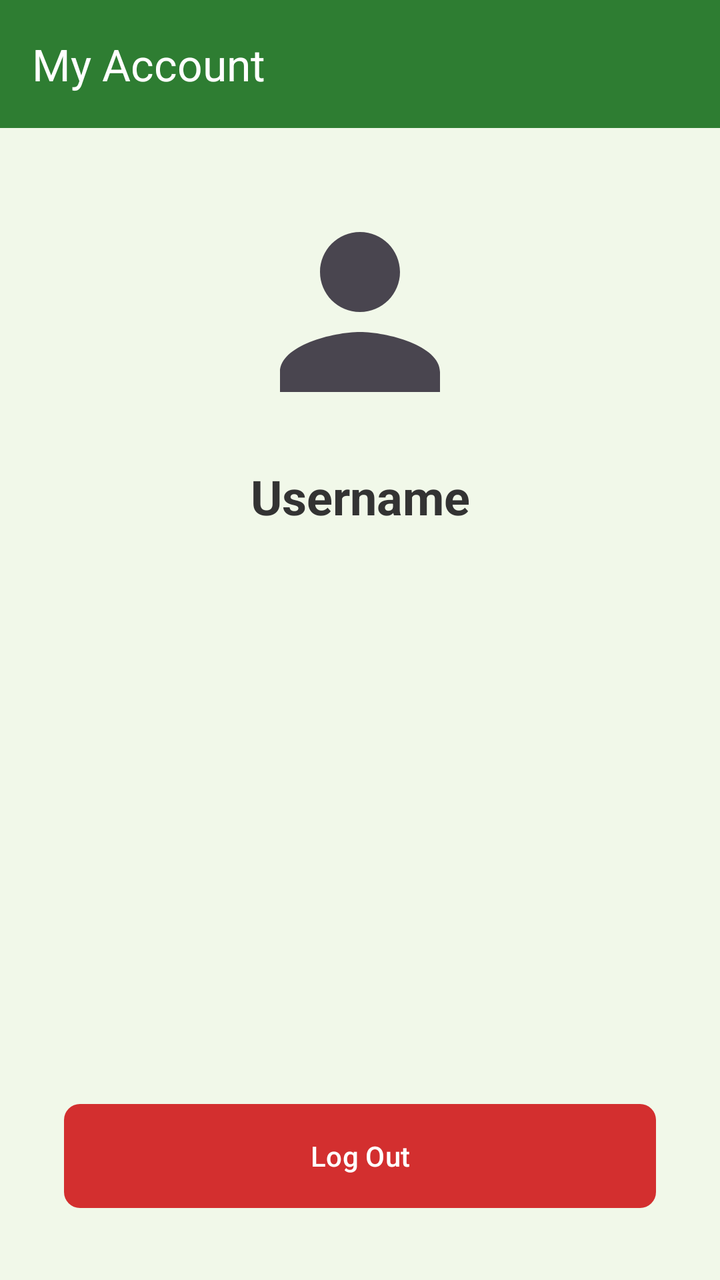
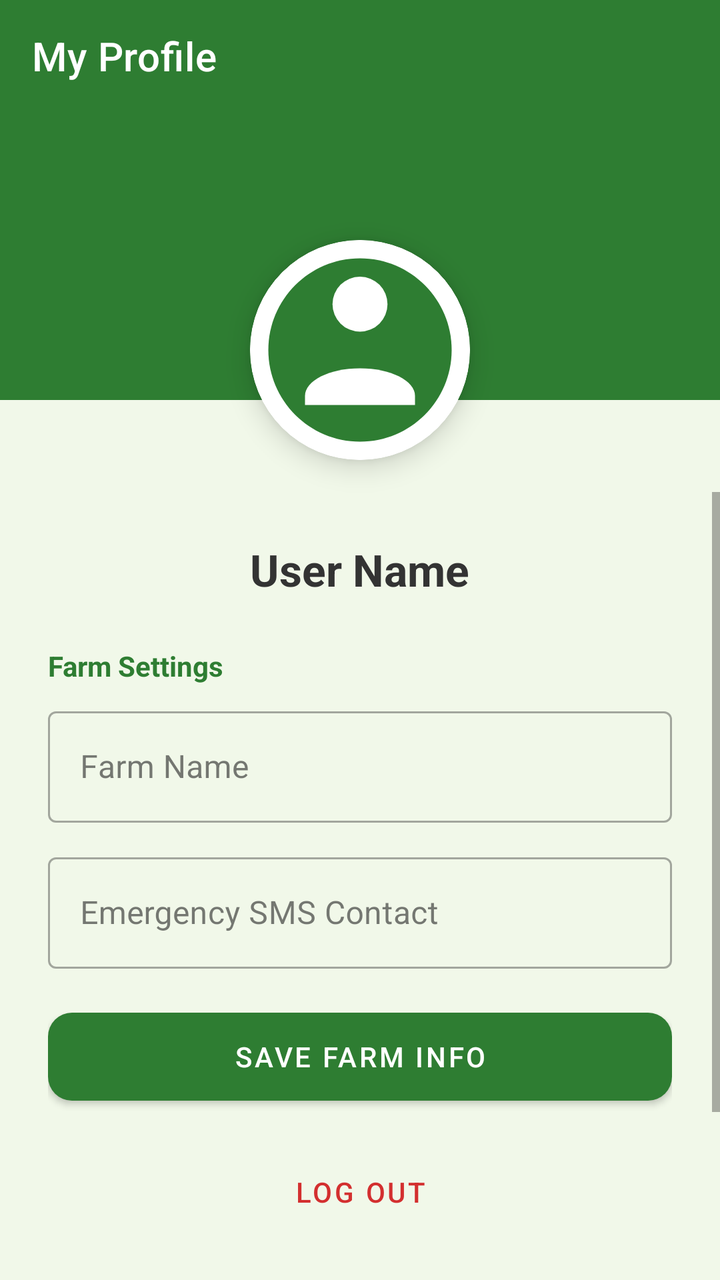

An Android layout rendered at two revisions. The XML below is the earlier revision; the diff shows what the commit changed to produce the second picture.
<!-- AndroidManifest.xml: application theme Theme.AgriAssist -->
<!-- res/layout/activity_account.xml -->
<?xml version="1.0" encoding="utf-8"?>
<androidx.constraintlayout.widget.ConstraintLayout xmlns:android="http://schemas.android.com/apk/res/android"
    xmlns:app="http://schemas.android.com/apk/res-auto"
    xmlns:tools="http://schemas.android.com/tools"
    android:layout_width="match_parent"
    android:layout_height="match_parent"
    android:background="#F1F8E9"
    tools:context=".AccountActivity">

    <com.google.android.material.appbar.MaterialToolbar
        android:id="@+id/toolbar_account"
        android:layout_width="match_parent"
        android:layout_height="?attr/actionBarSize"
        android:background="#2E7D32"
        android:elevation="4dp"
        app:layout_constraintTop_toTopOf="parent"
        app:title="My Account"
        app:titleTextColor="@android:color/white" />

    <ImageView
        android:id="@+id/profile_image"
        android:layout_width="120dp"
        android:layout_height="120dp"
        android:layout_marginTop="32dp"
        android:src="@drawable/ic_account"
        app:layout_constraintEnd_toEndOf="parent"
        app:layout_constraintStart_toStartOf="parent"
        app:layout_constraintTop_toBottomOf="@id/toolbar_account" />

    <TextView
        android:id="@+id/username_text"
        android:layout_width="wrap_content"
        android:layout_height="wrap_content"
        android:layout_marginTop="16dp"
        android:text="Username"
        android:textColor="#333333"
        android:textSize="24sp"
        android:textStyle="bold"
        app:layout_constraintEnd_toEndOf="parent"
        app:layout_constraintStart_toStartOf="parent"
        app:layout_constraintTop_toBottomOf="@id/profile_image" />

    <com.google.android.material.button.MaterialButton
        android:id="@+id/logout_button"
        android:layout_width="0dp"
        android:layout_height="60dp"
        android:layout_marginStart="32dp"
        android:layout_marginEnd="32dp"
        android:layout_marginBottom="32dp"
        android:text="Log Out"
        app:backgroundTint="#D32F2F"
        app:cornerRadius="8dp"
        app:layout_constraintBottom_toBottomOf="parent"
        app:layout_constraintEnd_toEndOf="parent"
        app:layout_constraintStart_toStartOf="parent" />

</androidx.constraintlayout.widget.ConstraintLayout>
<!-- resources referenced by this layout -->
<resources>
  <!-- drawable ic_account (drawable) -->
  <vector xmlns:android="http://schemas.android.com/apk/res/android"
      android:width="24dp"
      android:height="24dp"
      android:viewportWidth="24.0"
      android:viewportHeight="24.0"
      android:tint="?attr/colorControlNormal">
      <path
          android:fillColor="@android:color/white"
          android:pathData="M12,12c2.21,0 4,-1.79 4,-4s-1.79,-4 -4,-4 -4,1.79 -4,4 1.79,4 4,4zM12,14c-2.67,0 -8,1.34 -8,4v2h16v-2c0,-2.66 -5.33,-4 -8,-4z"/>
  </vector>
  <style name="Theme.AgriAssist" parent="Base.Theme.AgriAssist" />
  <style name="Base.Theme.AgriAssist" parent="Theme.Material3.DayNight.NoActionBar">
          
          
      </style>
</resources>

<!-- the commit's change to res/layout/activity_account.xml (unified diff, before → after) -->
@@ -7,51 +7,121 @@
     android:background="#F1F8E9"
     tools:context=".AccountActivity">
 
+    <View
+        android:id="@+id/header_bg"
+        android:layout_width="match_parent"
+        android:layout_height="200dp"
+        android:background="#2E7D32"
+        app:layout_constraintTop_toTopOf="parent" />
+
     <com.google.android.material.appbar.MaterialToolbar
         android:id="@+id/toolbar_account"
         android:layout_width="match_parent"
         android:layout_height="?attr/actionBarSize"
-        android:background="#2E7D32"
-        android:elevation="4dp"
+        android:background="@android:color/transparent"
         app:layout_constraintTop_toTopOf="parent"
-        app:title="My Account"
+        app:title="My Profile"
         app:titleTextColor="@android:color/white" />
 
-    <ImageView
-        android:id="@+id/profile_image"
-        android:layout_width="120dp"
-        android:layout_height="120dp"
-        android:layout_marginTop="32dp"
-        android:src="@drawable/ic_account"
+    <com.google.android.material.card.MaterialCardView
+        android:id="@+id/profile_card"
+        android:layout_width="110dp"
+        android:layout_height="110dp"
+        android:layout_marginTop="120dp"
+        app:cardCornerRadius="55dp"
+        app:cardElevation="8dp"
+        app:strokeWidth="4dp"
+        app:strokeColor="@android:color/white"
         app:layout_constraintEnd_toEndOf="parent"
         app:layout_constraintStart_toStartOf="parent"
-        app:layout_constraintTop_toBottomOf="@id/toolbar_account" />
+        app:layout_constraintTop_toTopOf="parent">
 
-    <TextView
-        android:id="@+id/username_text"
-        android:layout_width="wrap_content"
-        android:layout_height="wrap_content"
+        <ImageView
+            android:id="@+id/profile_image"
+            android:layout_width="match_parent"
+            android:layout_height="match_parent"
+            android:scaleType="centerCrop"
+            android:src="@drawable/ic_account" />
+    </com.google.android.material.card.MaterialCardView>
+
+    <ScrollView
+        android:layout_width="match_parent"
+        android:layout_height="0dp"
         android:layout_marginTop="16dp"
-        android:text="Username"
-        android:textColor="#333333"
-        android:textSize="24sp"
-        android:textStyle="bold"
-        app:layout_constraintEnd_toEndOf="parent"
-        app:layout_constraintStart_toStartOf="parent"
-        app:layout_constraintTop_toBottomOf="@id/profile_image" />
+        app:layout_constraintBottom_toTopOf="@id/logout_button"
+        app:layout_constraintTop_toBottomOf="@id/profile_card">
+
+        <LinearLayout
+            android:layout_width="match_parent"
+            android:layout_height="wrap_content"
+            android:orientation="vertical"
+            android:padding="24dp">
+
+            <TextView
+                android:id="@+id/username_text"
+                android:layout_width="wrap_content"
+                android:layout_height="wrap_content"
+                android:layout_gravity="center_horizontal"
+                android:text="User Name"
+                android:textColor="#333333"
+                android:textSize="22sp"
+                android:textStyle="bold" />
+
+            <TextView
+                android:layout_width="wrap_content"
+                android:layout_height="wrap_content"
+                android:layout_marginTop="24dp"
+                android:text="Farm Settings"
+                android:textColor="#2E7D32"
+                android:textStyle="bold" />
+
+            <com.google.android.material.textfield.TextInputLayout
+                style="@style/Widget.MaterialComponents.TextInputLayout.OutlinedBox"
+                android:layout_width="match_parent"
+                android:layout_height="wrap_content"
+                android:layout_marginTop="8dp"
+                android:hint="Farm Name">
+                <com.google.android.material.textfield.TextInputEditText
+                    android:id="@+id/edit_farm_name"
+                    android:layout_width="match_parent"
+                    android:layout_height="wrap_content" />
+            </com.google.android.material.textfield.TextInputLayout>
+
+            <com.google.android.material.textfield.TextInputLayout
+                style="@style/Widget.MaterialComponents.TextInputLayout.OutlinedBox"
+                android:layout_width="match_parent"
+                android:layout_height="wrap_content"
+                android:layout_marginTop="12dp"
+                android:hint="Emergency SMS Contact">
+                <com.google.android.material.textfield.TextInputEditText
+                    android:id="@+id/edit_phone"
+                    android:layout_width="match_parent"
+                    android:layout_height="wrap_content"
+                    android:inputType="phone" />
+            </com.google.android.material.textfield.TextInputLayout>
+
+            <com.google.android.material.button.MaterialButton
+                android:id="@+id/save_profile_button"
+                android:layout_width="match_parent"
+                android:layout_height="56dp"
+                android:layout_marginTop="16dp"
+                android:text="Save Farm Info"
+                app:cornerRadius="12dp"
+                app:backgroundTint="#2E7D32" />
+
+        </LinearLayout>
+    </ScrollView>
 
     <com.google.android.material.button.MaterialButton
         android:id="@+id/logout_button"
-        android:layout_width="0dp"
-        android:layout_height="60dp"
+        style="@style/Widget.MaterialComponents.Button.TextButton"
+        android:layout_width="match_parent"
+        android:layout_height="56dp"
         android:layout_marginStart="32dp"
         android:layout_marginEnd="32dp"
-        android:layout_marginBottom="32dp"
+        android:layout_marginBottom="16dp"
         android:text="Log Out"
-        app:backgroundTint="#D32F2F"
-        app:cornerRadius="8dp"
-        app:layout_constraintBottom_toBottomOf="parent"
-        app:layout_constraintEnd_toEndOf="parent"
-        app:layout_constraintStart_toStartOf="parent" />
+        android:textColor="#D32F2F"
+        app:layout_constraintBottom_toBottomOf="parent" />
 
 </androidx.constraintlayout.widget.ConstraintLayout>
<!-- resource entries referenced after the edit -->
@@ -1,20 +1,38 @@
 <!-- resources referenced by this layout -->
 <resources>
   <!-- drawable ic_account (drawable) -->
+  <?xml version="1.0" encoding="utf-8"?>
   <vector xmlns:android="http://schemas.android.com/apk/res/android"
       android:width="24dp"
       android:height="24dp"
-      android:viewportWidth="24.0"
-      android:viewportHeight="24.0"
-      android:tint="?attr/colorControlNormal">
+      android:viewportWidth="24"
+      android:viewportHeight="24">
+      
       <path
-          android:fillColor="@android:color/white"
-          android:pathData="M12,12c2.21,0 4,-1.79 4,-4s-1.79,-4 -4,-4 -4,1.79 -4,4 1.79,4 4,4zM12,14c-2.67,0 -8,1.34 -8,4v2h16v-2c0,-2.66 -5.33,-4 -8,-4z"/>
+          android:fillColor="#FF2E7D32"
+          android:pathData="M12,2C6.48,2 2,6.48 2,12s4.48,10 10,10 10,-4.48 10,-10S17.52,2 12,2z" />
+      
+      <path
+          android:fillColor="#FFFFFFFF"
+          android:pathData="M12,7 m-3,0 a3,3 0,1,0 6,0 a3,3 0,1,0 -6,0" />
+      
+      <path
+          android:fillColor="#FFFFFFFF"
+          android:pathData="M12,14c-3.33,0 -6,1.34 -6,3v1h12v-1C18,15.34 15.33,14 12,14z" />
   </vector>
   <style name="Theme.AgriAssist" parent="Base.Theme.AgriAssist" />
-  <style name="Base.Theme.AgriAssist" parent="Theme.Material3.DayNight.NoActionBar">
-          
-          
+  <style name="Base.Theme.AgriAssist" parent="Theme.MaterialComponents.DayNight.NoActionBar">
+          <item name="colorPrimary">#2E7D32</item>
+          <item name="colorPrimaryVariant">#1B5E20</item>
+          <item name="colorOnPrimary">@android:color/white</item>
+          <item name="colorSecondary">#8BC34A</item>
+          <item name="colorSecondaryVariant">#689F38</item>
+          <item name="colorOnSecondary">@android:color/black</item>
+          <item name="android:statusBarColor">?attr/colorPrimaryVariant</item>
+          <item name="colorSurface">#FFFFFF</item>
+          <item name="colorOnSurface">#212121</item>
+          <item name="android:windowBackground">@color/backgroundColor</item>
       </style>
+  <color name="backgroundColor">#F1F8E9</color>
 </resources>
 
